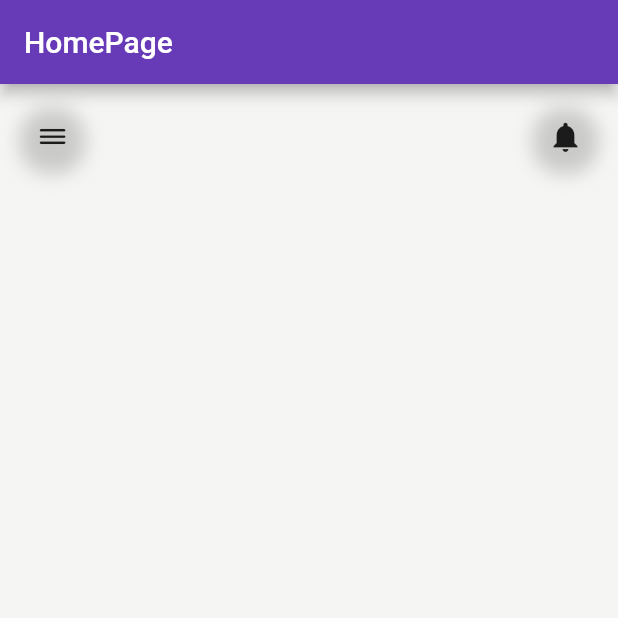
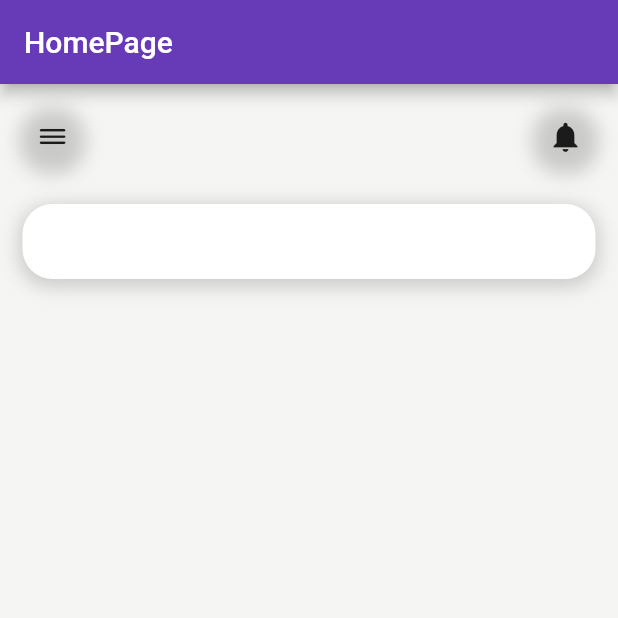
Before and after one commit to saumiknadan/Panda, a Flutter app: the screen it shows after launch, on a phone screen of 412 x 824 dp, the top half of it. Run offline on Flutter 3.47's test engine with Material 2 defaults, Android fonts, the phone set to English and light mode, and no system bars.

Commit message:
search bar

```diff
--- a/lib/pages/HomePage.dart
+++ b/lib/pages/HomePage.dart
@@ -12,7 +12,33 @@ class MyHomePage extends StatelessWidget {
       ),
       body: ListView(
         children: [
+          // Custom APPbar
           AppBarWidget(),
+
+          // SearchBar
+          Padding(
+            padding: EdgeInsets.symmetric(
+              vertical: 10,
+              horizontal: 15
+            ) ,
+            child: Container(
+              width: double.infinity,
+              height: 50,
+              decoration: BoxDecoration(
+                color: Colors.white,
+                borderRadius: BorderRadius.circular(20),
+                boxShadow: [
+                  BoxShadow(
+                    color: Colors.grey.withOpacity(0.5),
+                    spreadRadius: 2,
+                    blurRadius: 10,
+                    offset: Offset(0, 3)
+                  )
+                ],
+              ),
+            ),
+
+          )
         ],
       ),
     );
```
